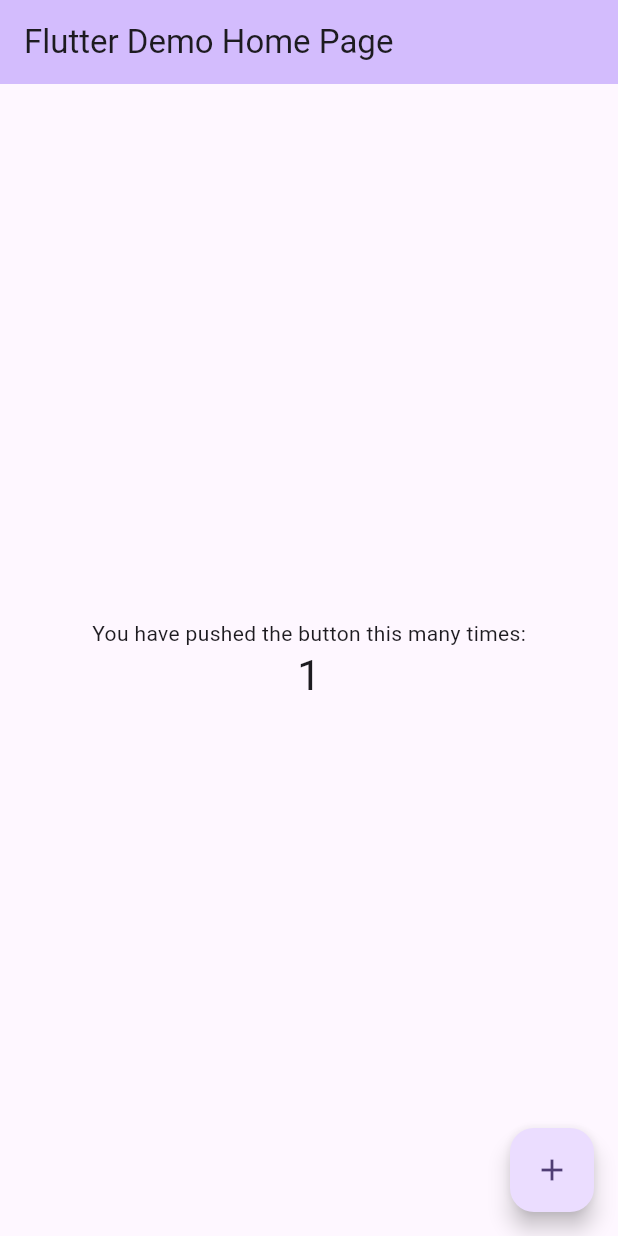
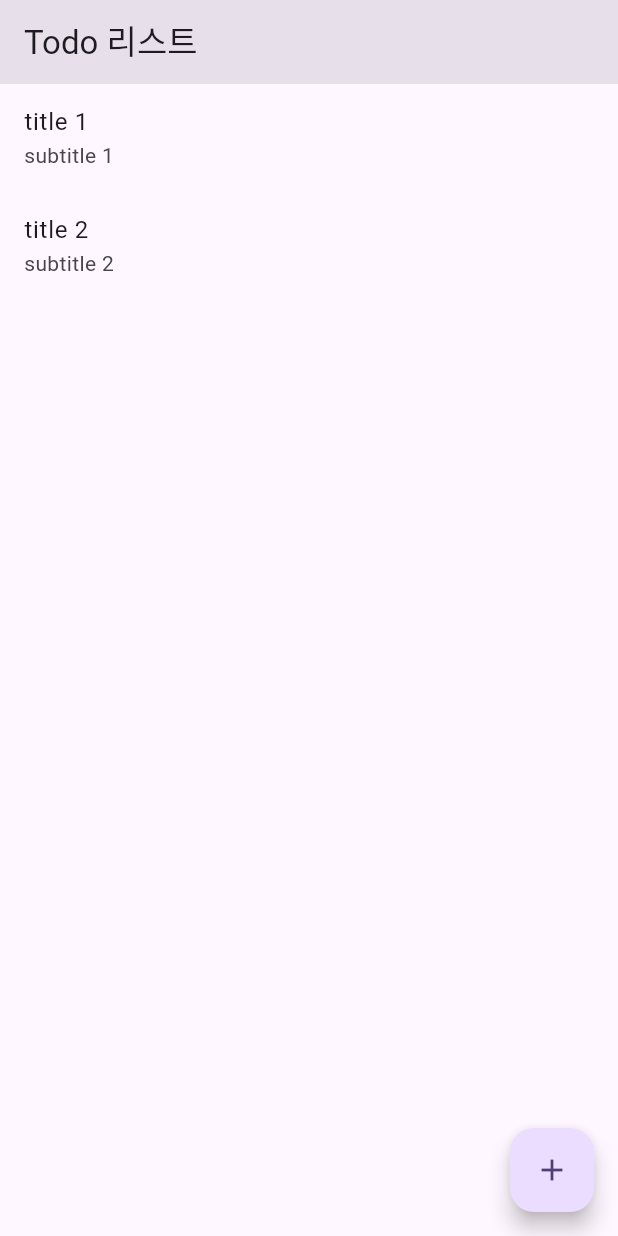
Before and after one commit to byjun8932/flutter_quadrant_to_do_app, a Flutter app: the screen it shows after launch, after a tap on the "add" icon, on a phone screen of 412 x 824 dp. Run offline on Flutter 3.47's test engine with Material 3 defaults, Android fonts, the light colour scheme and no system bars.

Commit message:
chore: link list_screen to main.dart , change appBar color at ListScreen

```diff
--- /dev/null
+++ b/lib/list_screen.dart
@@ -0,0 +1,31 @@
+import 'package:flutter/material.dart';
+
+class ListScreen extends StatelessWidget {
+  const ListScreen({super.key});
+
+  @override
+  Widget build(BuildContext context) {
+    return Scaffold(
+      appBar: AppBar(
+        backgroundColor: Theme.of(context).colorScheme.surfaceVariant,
+        title: const Text('Todo 리스트'),
+      ),
+      body: ListView(
+        children: const [
+          ListTile(
+            title: Text('title 1'),
+            subtitle: Text('subtitle 1'),
+          ),
+          ListTile(
+            title: Text('title 2'),
+            subtitle: Text('subtitle 2'),
+          ),
+        ],
+      ),
+      floatingActionButton: FloatingActionButton(
+        onPressed: () {},
+        child: const Icon(Icons.add),
+      ),
+    );
+  }
+}
--- a/lib/main.dart
+++ b/lib/main.dart
@@ -1,4 +1,5 @@
 import 'package:flutter/material.dart';
+import 'package:flutter_quadrant_to_do_app/list_screen.dart';
 
 void main() {
   runApp(const MyApp());
@@ -10,60 +11,12 @@ class MyApp extends StatelessWidget {
   @override
   Widget build(BuildContext context) {
     return MaterialApp(
-      title: 'Flutter Demo',
+      title: 'Life_quadrant_to_do_app',
       theme: ThemeData(
         colorScheme: ColorScheme.fromSeed(seedColor: Colors.deepPurple),
         useMaterial3: true,
       ),
-      home: const MyHomePage(title: 'Flutter Demo Home Page'),
+      home: const ListScreen(),
     );
   }
 }
-
-class MyHomePage extends StatefulWidget {
-  const MyHomePage({super.key, required this.title});
-
-  final String title;
-
-  @override
-  State<MyHomePage> createState() => _MyHomePageState();
-}
-
-class _MyHomePageState extends State<MyHomePage> {
-  int _counter = 0;
-
-  void _incrementCounter() {
-    setState(() {
-      _counter++;
-    });
-  }
-
-  @override
-  Widget build(BuildContext context) {
-    return Scaffold(
-      appBar: AppBar(
-        backgroundColor: Theme.of(context).colorScheme.inversePrimary,
-        title: Text(widget.title),
-      ),
-      body: Center(
-        child: Column(
-          mainAxisAlignment: MainAxisAlignment.center,
-          children: <Widget>[
-            const Text(
-              'You have pushed the button this many times:',
-            ),
-            Text(
-              '$_counter',
-              style: Theme.of(context).textTheme.headlineMedium,
-            ),
-          ],
-        ),
-      ),
-      floatingActionButton: FloatingActionButton(
-        onPressed: _incrementCounter,
-        tooltip: 'Increment',
-        child: const Icon(Icons.add),
-      ),
-    );
-  }
-}
```
